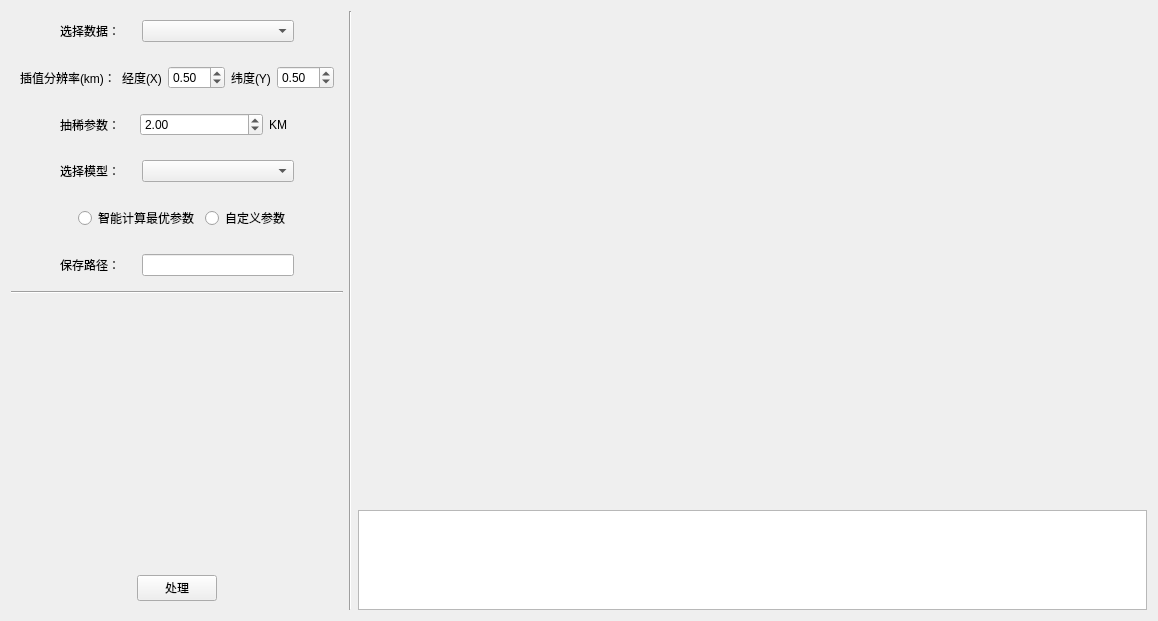
Qt form referencemap/globalmodel/referencemap.ui (WHUWizardWang/whumag) before a commit.
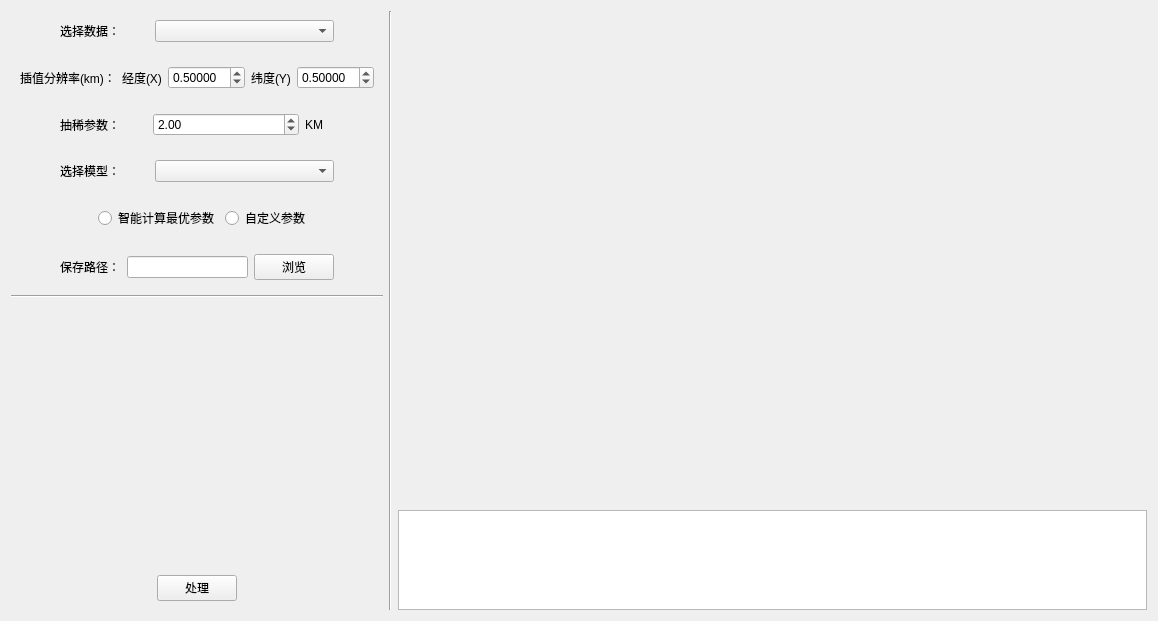
The same form after that commit. Custom widgets are drawn as their Qt base class.

```diff
--- a/referencemap/globalmodel/referencemap.ui
+++ b/referencemap/globalmodel/referencemap.ui
@@ -152,6 +152,9 @@
               <height>16777215</height>
              </size>
             </property>
+            <property name="decimals">
+             <number>5</number>
+            </property>
             <property name="value">
              <double>0.500000000000000</double>
             </property>
@@ -181,6 +184,9 @@
               <height>16777215</height>
              </size>
             </property>
+            <property name="decimals">
+             <number>5</number>
+            </property>
             <property name="value">
              <double>0.500000000000000</double>
             </property>
@@ -394,7 +400,7 @@
            <height>0</height>
           </size>
          </property>
-         <layout class="QHBoxLayout" name="horizontalLayout_4" stretch="0,3,6,0">
+         <layout class="QHBoxLayout" name="horizontalLayout_4" stretch="0,3,6,0,0">
           <item>
            <spacer name="horizontalSpacer_7">
             <property name="orientation">
@@ -418,6 +424,13 @@
           <item>
            <widget class="txtLineEdit" name="lineEdit_savePath"/>
           </item>
+          <item>
+           <widget class="QPushButton" name="pushButton_2">
+            <property name="text">
+             <string>浏览</string>
+            </property>
+           </widget>
+          </item>
           <item>
            <spacer name="horizontalSpacer_8">
             <property name="orientation">
```
